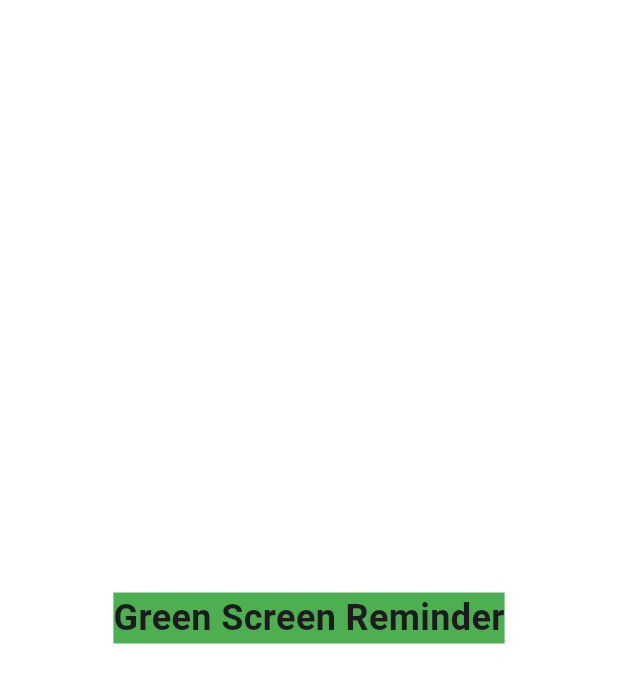
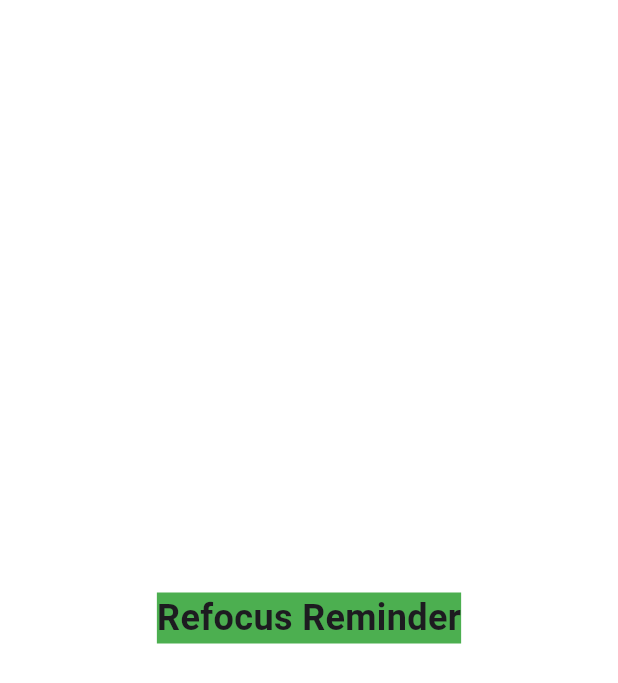
Before and after one commit to sabbirhossen0/Refocus20-desktop-apps-, a Flutter app: the screen it shows after launch, on a phone screen of 412 x 824 dp. Shown: the top 683 px of the screen. Run offline on Flutter 3.47's test engine with Material 3 defaults, Android fonts, the phone set to English and light mode, and no system bars; missing offline and left inert: window_manager; statements that could not run were skipped.

Commit message:
version 1.1

```diff
--- a/lib/main.dart
+++ b/lib/main.dart
@@ -61,6 +61,7 @@ class _GreenScreenState extends State<GreenScreen> with WindowListener {
   }
 
   void _showGreenScreen() async {
+
     setState(() {
       _isGreenScreenVisible = true;
       _countdown = 20; // Reset countdown to 20 seconds
@@ -117,7 +118,7 @@ class _GreenScreenState extends State<GreenScreen> with WindowListener {
             : Container(
           color: Colors.green,
               child: const Text(
-                        'Green Screen Reminder',
+                        'Refocus Reminder',
                         style: TextStyle(fontSize: 24, fontWeight: FontWeight.bold),
                       ),
             ),
```
